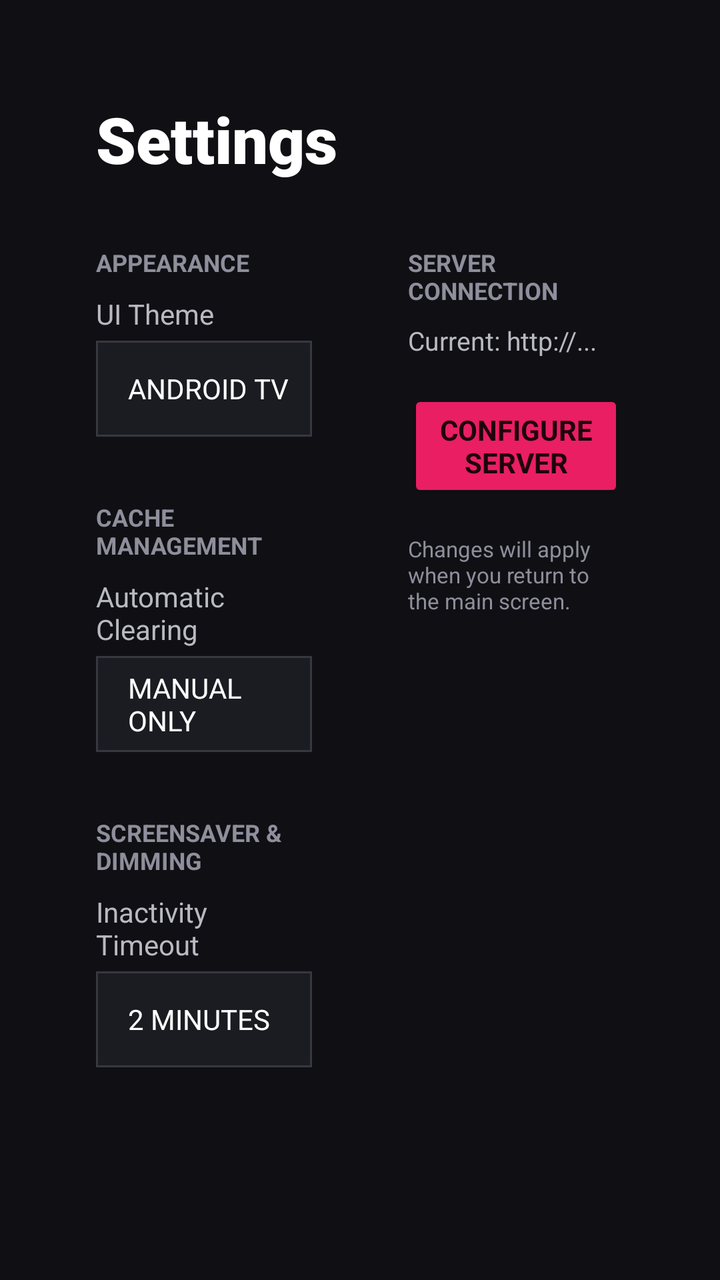
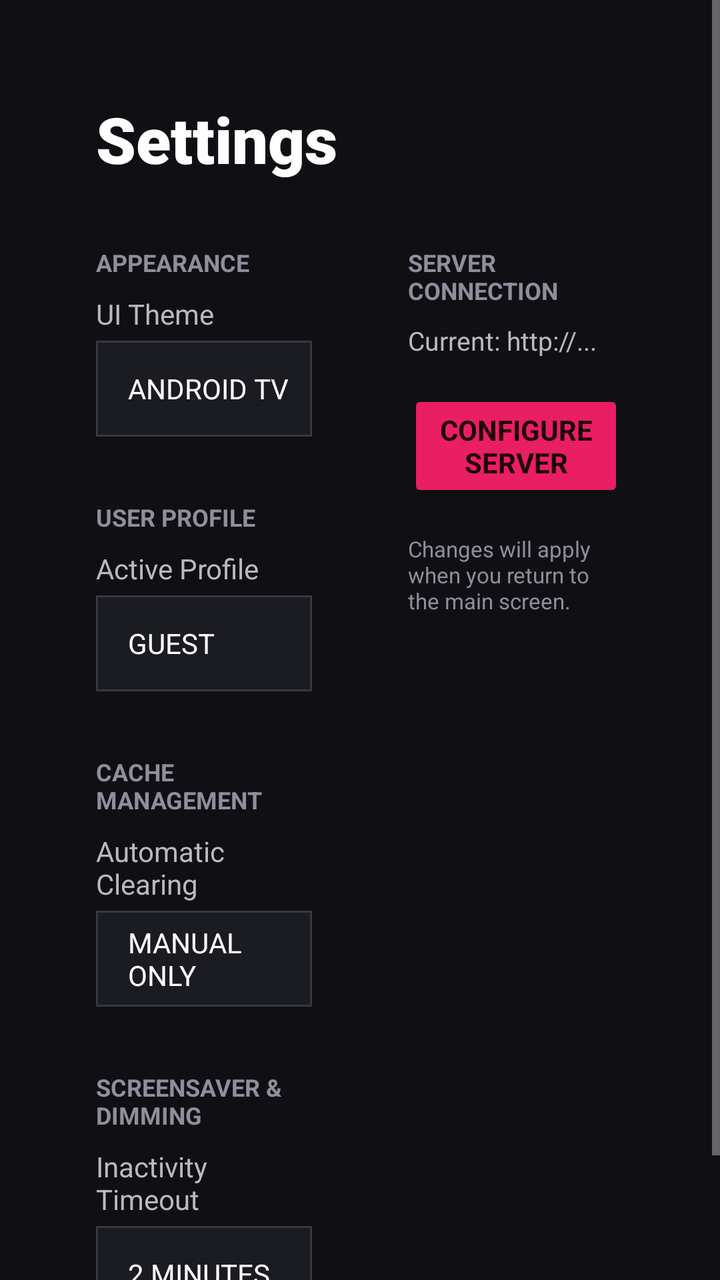

Screens rendered from an Android XML layout before and after an edit, with the pre-edit source and the edit as a unified diff.
<!-- AndroidManifest.xml: application theme Theme.DVDServer -->
<!-- res/layout/activity_settings.xml -->
<?xml version="1.0" encoding="utf-8"?>

<LinearLayout xmlns:android="http://schemas.android.com/apk/res/android"
    android:id="@+id/settingsRoot"
    android:layout_width="match_parent"
    android:layout_height="match_parent"
    android:orientation="vertical"
    android:background="@color/bg"
    android:padding="48dp">

    <TextView
        android:id="@+id/settingsTitle"
        android:layout_width="wrap_content"
        android:layout_height="wrap_content"
        android:text="Settings"
        android:textColor="@color/text_primary"
        android:textSize="32sp"
        android:fontFamily="sans-serif-black"
        android:layout_marginBottom="32dp" />

    <LinearLayout
        android:layout_width="match_parent"
        android:layout_height="wrap_content"
        android:orientation="horizontal"
        android:baselineAligned="false">

        
        <LinearLayout
            android:layout_width="0dp"
            android:layout_height="wrap_content"
            android:layout_weight="1"
            android:orientation="vertical"
            android:paddingEnd="24dp">

            <TextView
                android:layout_width="wrap_content"
                android:layout_height="wrap_content"
                android:text="APPEARANCE"
                android:textColor="@color/text_dim"
                android:textSize="12sp"
                android:textStyle="bold"
                android:layout_marginBottom="8dp"
                android:tag="label_appearance" />

            <TextView
                android:layout_width="wrap_content"
                android:layout_height="wrap_content"
                android:text="UI Theme"
                android:textColor="@color/text_secondary"
                android:textSize="14sp"
                android:layout_marginBottom="4dp"
                android:tag="label_ui_theme" />

            <Button
                android:id="@+id/themeButton"
                style="@style/Widget.AppCompat.Button.Borderless"
                android:layout_width="match_parent"
                android:layout_height="48dp"
                android:background="@drawable/tv_card"
                android:text="Android TV"
                android:textSize="14sp"
                android:textColor="@color/text_primary"
                android:gravity="start|center_vertical"
                android:paddingStart="16dp"
                android:focusable="true" />

            <TextView
                android:layout_width="wrap_content"
                android:layout_height="wrap_content"
                android:text="CACHE MANAGEMENT"
                android:textColor="@color/text_dim"
                android:textSize="12sp"
                android:textStyle="bold"
                android:layout_marginTop="32dp"
                android:layout_marginBottom="8dp"
                android:tag="label_cache_mgmt" />

            <TextView
                android:layout_width="wrap_content"
                android:layout_height="wrap_content"
                android:text="Automatic Clearing"
                android:textColor="@color/text_secondary"
                android:textSize="14sp"
                android:layout_marginBottom="4dp"
                android:tag="label_auto_clearing" />

            <Button
                android:id="@+id/cacheModeButton"
                style="@style/Widget.AppCompat.Button.Borderless"
                android:layout_width="match_parent"
                android:layout_height="48dp"
                android:background="@drawable/tv_card"
                android:text="Manual Only"
                android:textSize="14sp"
                android:textColor="@color/text_primary"
                android:gravity="start|center_vertical"
                android:paddingStart="16dp"
                android:focusable="true" />

            <TextView
                android:layout_width="wrap_content"
                android:layout_height="wrap_content"
                android:text="SCREENSAVER &amp; DIMMING"
                android:textColor="@color/text_dim"
                android:textSize="12sp"
                android:textStyle="bold"
                android:layout_marginTop="32dp"
                android:layout_marginBottom="8dp"
                android:tag="label_screensaver" />

            <TextView
                android:layout_width="wrap_content"
                android:layout_height="wrap_content"
                android:text="Inactivity Timeout"
                android:textColor="@color/text_secondary"
                android:textSize="14sp"
                android:layout_marginBottom="4dp"
                android:tag="label_timeout" />

            <Button
                android:id="@+id/screensaverTimeButton"
                style="@style/Widget.AppCompat.Button.Borderless"
                android:layout_width="match_parent"
                android:layout_height="48dp"
                android:background="@drawable/tv_card"
                android:text="2 Minutes"
                android:textSize="14sp"
                android:textColor="@color/text_primary"
                android:gravity="start|center_vertical"
                android:paddingStart="16dp"
                android:focusable="true" />
        </LinearLayout>

        
        <LinearLayout
            android:layout_width="0dp"
            android:layout_height="wrap_content"
            android:layout_weight="1"
            android:orientation="vertical"
            android:paddingStart="24dp">

            <TextView
                android:layout_width="wrap_content"
                android:layout_height="wrap_content"
                android:text="SERVER CONNECTION"
                android:textColor="@color/text_dim"
                android:textSize="12sp"
                android:textStyle="bold"
                android:layout_marginBottom="8dp"
                android:tag="label_server_conn" />

            <TextView
                android:id="@+id/currentServerText"
                android:layout_width="match_parent"
                android:layout_height="wrap_content"
                android:text="Current: http://..."
                android:textColor="@color/text_secondary"
                android:textSize="13sp"
                android:layout_marginBottom="16dp" />

            <Button
                android:id="@+id/serverSetupButton"
                style="@style/Widget.AppCompat.Button.Colored"
                android:layout_width="match_parent"
                android:layout_height="56dp"
                android:backgroundTint="@color/accent"
                android:text="CONFIGURE SERVER"
                android:textStyle="bold"
                android:focusable="true" />

            <TextView
                android:layout_width="wrap_content"
                android:layout_height="wrap_content"
                android:text="Changes will apply when you return to the main screen."
                android:textColor="@color/text_dim"
                android:textSize="11sp"
                android:layout_marginTop="16dp"
                android:tag="label_changes_hint" />
        </LinearLayout>
    </LinearLayout>

</LinearLayout>
<!-- resources referenced by this layout -->
<resources>
  <color name="accent">#E91E63</color>
  <color name="bg">#101014</color>
  <color name="text_dim">#8E8E9C</color>
  <color name="text_primary">#FFFFFF</color>
  <color name="text_secondary">#B9B9C2</color>
  <!-- drawable tv_card (drawable) -->
  <?xml version="1.0" encoding="utf-8"?>
  <selector xmlns:android="http://schemas.android.com/apk/res/android">
      <item android:state_focused="true">
          <shape>
              <solid android:color="@color/panel_selected"/>
              <corners android:radius="0dp"/>
              <stroke android:width="2dp" android:color="@color/accent"/>
          </shape>
      </item>
      <item>
          <shape>
              <solid android:color="@color/panel"/>
              <corners android:radius="0dp"/>
              <stroke android:width="1dp" android:color="#383842"/>
          </shape>
      </item>
  </selector>
  <style name="Theme.DVDServer" parent="Theme.AppCompat.NoActionBar">
          <item name="android:fontFamily">sans-serif</item>
          <item name="android:windowActionModeOverlay">true</item>
          <item name="android:colorAccent">#E91E63</item>
          <item name="android:navigationBarColor">#000000</item>
          <item name="android:windowLightNavigationBar">false</item>
          <item name="android:windowBackground">#101014</item>
      </style>
  <color name="panel_selected">#30303B</color>
  <color name="panel">#1B1B22</color>
</resources>

<!-- the commit's change to res/layout/activity_settings.xml (unified diff, before → after) -->
@@ -1,11 +1,16 @@
 <?xml version="1.0" encoding="utf-8"?>
 
-<LinearLayout xmlns:android="http://schemas.android.com/apk/res/android"
+<ScrollView xmlns:android="http://schemas.android.com/apk/res/android"
+    android:layout_width="match_parent"
+    android:layout_height="match_parent"
+    android:fillViewport="true"
+    android:background="@color/bg">
+
+<LinearLayout
     android:id="@+id/settingsRoot"
     android:layout_width="match_parent"
-    android:layout_height="match_parent"
+    android:layout_height="wrap_content"
     android:orientation="vertical"
-    android:background="@color/bg"
     android:padding="48dp">
 
     <TextView
@@ -67,6 +72,39 @@
             <TextView
                 android:layout_width="wrap_content"
                 android:layout_height="wrap_content"
+                android:text="USER PROFILE"
+                android:textColor="@color/text_dim"
+                android:textSize="12sp"
+                android:textStyle="bold"
+                android:layout_marginTop="32dp"
+                android:layout_marginBottom="8dp"
+                android:tag="label_user_profile" />
+
+            <TextView
+                android:layout_width="wrap_content"
+                android:layout_height="wrap_content"
+                android:text="Active Profile"
+                android:textColor="@color/text_secondary"
+                android:textSize="14sp"
+                android:layout_marginBottom="4dp"
+                android:tag="label_active_profile" />
+
+            <Button
+                android:id="@+id/profileButton"
+                style="@style/Widget.AppCompat.Button.Borderless"
+                android:layout_width="match_parent"
+                android:layout_height="48dp"
+                android:background="@drawable/tv_card"
+                android:text="Guest"
+                android:textSize="14sp"
+                android:textColor="@color/text_primary"
+                android:gravity="start|center_vertical"
+                android:paddingStart="16dp"
+                android:focusable="true" />
+
+            <TextView
+                android:layout_width="wrap_content"
+                android:layout_height="wrap_content"
                 android:text="CACHE MANAGEMENT"
                 android:textColor="@color/text_dim"
                 android:textSize="12sp"
@@ -180,3 +218,4 @@
     </LinearLayout>
 
 </LinearLayout>
+</ScrollView>
